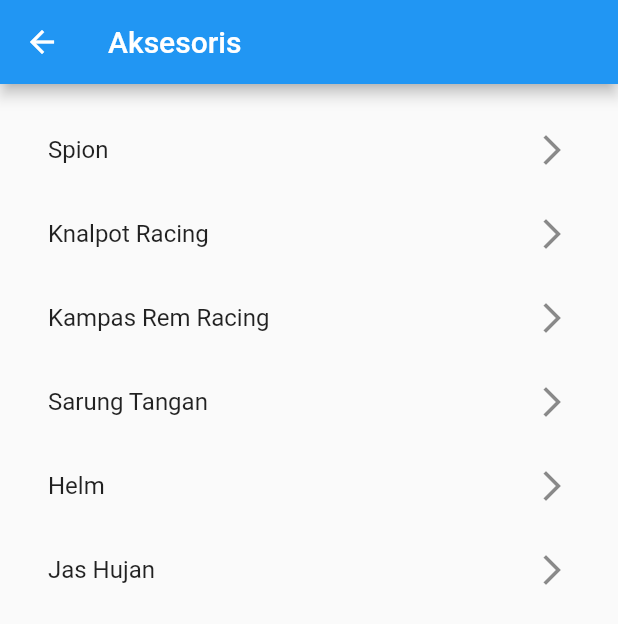
After one commit to Amnth07/tugas_kelompok_2, a Flutter app: the AksesorisPage screen opened by its route, on a phone screen of 412 x 824 dp. The commit adds this screen. Shown: the top 624 px of the screen. Run offline on Flutter 3.47's test engine with Material 2 defaults, Android fonts, the light colour scheme and no system bars.

Commit message:
AksesorisPage

```diff
--- /dev/null
+++ b/lib/home/aksesoris.dart
@@ -0,0 +1,34 @@
+import 'package:flutter/material.dart';
+
+class AksesorisPage extends StatefulWidget {
+  @override
+  _AksesorisPageState createState() => _AksesorisPageState();
+}
+
+class _AksesorisPageState extends State<AksesorisPage> {
+  List<String> aksesoris = [    "Spion",    "Knalpot Racing",    "Kampas Rem Racing",    "Sarung Tangan",    "Helm",    "Jas Hujan",  ];
+
+  @override
+  Widget build(BuildContext context) {
+    return Scaffold(
+      appBar: AppBar(
+        title: Text('Aksesoris'),
+      ),
+      body: Container(
+        padding: EdgeInsets.all(16.0),
+        child: ListView.builder(
+          itemCount: aksesoris.length,
+          itemBuilder: (BuildContext context, int index) {
+            return ListTile(
+              title: Text(aksesoris[index]),
+              trailing: Icon(Icons.arrow_forward_ios),
+              onTap: () {
+                // TODO: Implement detail aksesoris page
+              },
+            );
+          },
+        ),
+      ),
+    );
+  }
+}
--- a/lib/main.dart
+++ b/lib/main.dart
@@ -1,4 +1,5 @@
 import 'package:flutter/material.dart';
+import 'package:tugas_kelompok_2/home/aksesoris.dart';
 import 'package:tugas_kelompok_2/home/menu.dart';
 import 'package:tugas_kelompok_2/home/barang.dart';
 import 'package:tugas_kelompok_2/home/profile.dart';
@@ -20,6 +21,7 @@ class MyApp extends StatelessWidget {
         '/': (context) => Menu(),
         '/barang': (context) => Barang(),
         '/profile': (context) => Profile(),
+        '/aksesoris': (context) => AksesorisPage(),
       },
     );
   }
```
